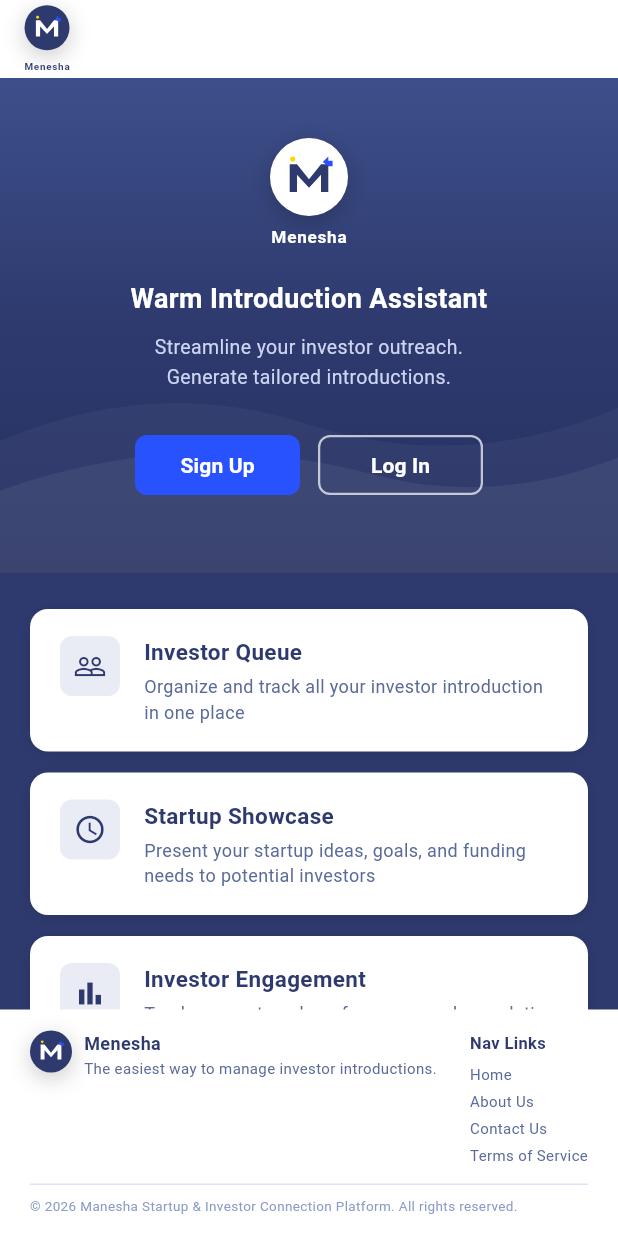
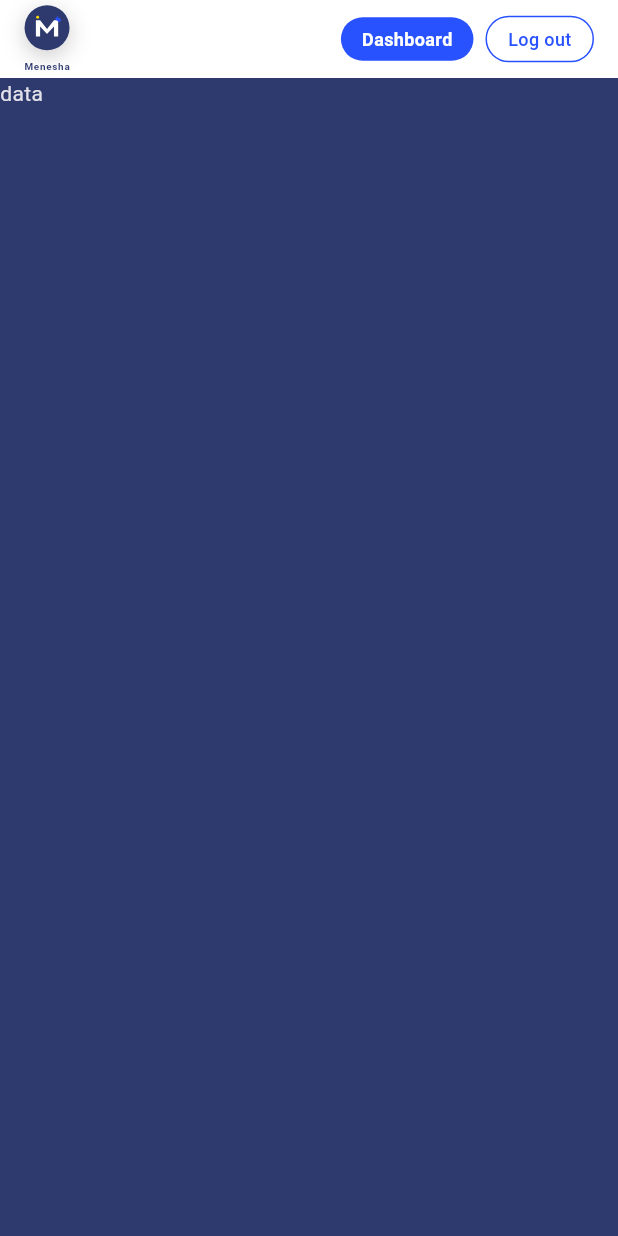
Before and after one commit to Nati-Hab1/mobile-final-project, a Flutter app: the screen it shows after launch, after a tap on "Contact Us", on a phone screen of 412 x 824 dp. Run offline on Flutter 3.47's test engine with Material 3 defaults, Android fonts, the phone set to English and light mode, and no system bars; our stand-ins replace go_router.

Commit message:
Add routing for footer links and fixed the folder structure

```diff
--- a/lib/core/routing/app_router.dart
+++ b/lib/core/routing/app_router.dart
@@ -8,6 +8,7 @@ import 'package:menesha/features/auth/screens/splash_screen.dart';
 import 'package:menesha/features/auth/screens/role_selection.dart';
 import 'package:menesha/features/common/screens/about_us.dart';
 import 'package:menesha/features/common/screens/terms.dart';
+import 'package:menesha/features/common/screens/contact_us.dart';
 
 final GoRouter appRouter = GoRouter(
   initialLocation: '/',
@@ -53,6 +54,11 @@ final GoRouter appRouter = GoRouter(
       name: 'terms',
       builder: (context, state) => const Terms(),
     ),
+    GoRoute(
+      path: '/contact_us',
+      name: 'contactUs',
+      builder: (context, state) => const ContactUs(),
+    ),
   ],
   errorBuilder: (context, state) => Scaffold(
     backgroundColor: const Color(0xFF2E3A6E),
--- a/lib/core/theme/app_theme.dart
+++ b/lib/core/theme/app_theme.dart
@@ -60,8 +60,7 @@ class AppTheme {
         seedColor: AppColors.accentBlue,
         brightness: Brightness.dark,
       ),
-      scaffoldBackgroundColor:
-          AppColors.backgroundDark,
+      scaffoldBackgroundColor: AppColors.backgroundDark,
       fontFamily: 'Roboto',
     );
   }
--- a/lib/features/common/screens/app_footer.dart
+++ b/lib/core/widgets/common/app_footer.dart
@@ -1,7 +1,7 @@
 import 'package:flutter/material.dart';
 import 'package:go_router/go_router.dart';
 import 'package:menesha/core/theme/app_theme.dart';
-import 'package:menesha/features/common/screens/app_logo.dart';
+import 'package:menesha/core/widgets/common/app_logo.dart';
 
 /// Fixed footer — white background, compact height.
 class AppFooter extends StatelessWidget {
@@ -15,31 +15,27 @@ class AppFooter extends StatelessWidget {
           horizontal: 20, vertical: 14),
       child: Column(
         mainAxisSize: MainAxisSize.min,
-        crossAxisAlignment:
-            CrossAxisAlignment.start,
+        crossAxisAlignment: CrossAxisAlignment.start,
         children: [
           Row(
-            crossAxisAlignment:
-                CrossAxisAlignment.start,
+            crossAxisAlignment: CrossAxisAlignment.start,
             children: [
               const AppLogo(
                   size: 28,
                   showLabel: false,
                   darkBackground: false),
               const SizedBox(width: 8),
-              Expanded(
+              const Expanded(
                 child: Column(
                   crossAxisAlignment:
                       CrossAxisAlignment.start,
                   mainAxisSize: MainAxisSize.min,
-                  children: const [
+                  children: [
                     Text(
                       'Menesha',
                       style: TextStyle(
-                        color: AppColors
-                            .backgroundDark,
-                        fontWeight:
-                            FontWeight.w700,
+                        color: AppColors.backgroundDark,
+                        fontWeight: FontWeight.w700,
                         fontSize: 12,
                       ),
                     ),
@@ -64,8 +60,7 @@ class AppFooter extends StatelessWidget {
                   const Text(
                     'Nav Links',
                     style: TextStyle(
-                      color: AppColors
-                          .backgroundDark,
+                      color: AppColors.backgroundDark,
                       fontWeight: FontWeight.w700,
                       fontSize: 11,
                     ),
@@ -73,17 +68,22 @@ class AppFooter extends StatelessWidget {
                   const SizedBox(height: 4),
                   _FooterLink(
                       label: 'Home',
-                      onTap: () =>
-                          context.go('/guest')),
+                      onTap: () => context.go('/guest')),
                   _FooterLink(
                       label: 'About Us',
-                      onTap: () {}),
+                      onTap: () {
+                        context.pushNamed("aboutUs");
+                      }),
                   _FooterLink(
                       label: 'Contact Us',
-                      onTap: () {}),
+                      onTap: () {
+                        context.pushNamed("contactUs");
+                      }),
                   _FooterLink(
                       label: 'Terms of Service',
-                      onTap: () {}),
+                      onTap: () {
+                        context.pushNamed("terms");
+                      }),
                 ],
               ),
             ],
@@ -119,13 +119,11 @@ class _FooterLink extends StatelessWidget {
     return GestureDetector(
       onTap: onTap,
       child: Padding(
-        padding: const EdgeInsets.symmetric(
-            vertical: 2),
+        padding: const EdgeInsets.symmetric(vertical: 2),
         child: Text(
           label,
           style: const TextStyle(
-              color: Color(0xFF5A6A9A),
-              fontSize: 10),
+              color: Color(0xFF5A6A9A), fontSize: 10),
         ),
       ),
     );
--- /dev/null
+++ b/lib/features/common/screens/contact_us.dart
@@ -0,0 +1,62 @@
+import 'package:flutter/material.dart';
+import 'package:go_router/go_router.dart';
+import 'package:menesha/core/widgets/home/user_header.dart';
+import 'package:menesha/core/widgets/home/guest_header.dart';
+import 'package:menesha/core/theme/app_theme.dart';
+
+class ContactUs extends StatelessWidget {
+  const ContactUs({super.key});
+
+  @override
+  Widget build(BuildContext context) {
+    return Scaffold(
+      appBar: GuestHeader(
+        actions: [
+          GestureDetector(
+            onTap: () => context.go('/role-selection'),
+            child: Container(
+              padding: const EdgeInsets.symmetric(
+                  horizontal: 14, vertical: 6),
+              decoration: BoxDecoration(
+                color: AppColors.accentBlueBright,
+                borderRadius: BorderRadius.circular(16),
+              ),
+              child: const Text(
+                'Dashboard',
+                style: TextStyle(
+                  color: Colors.white,
+                  fontSize: 12,
+                  fontWeight: FontWeight.w600,
+                ),
+              ),
+            ),
+          ),
+          const SizedBox(width: 8),
+          GestureDetector(
+            onTap: () => context.go('/guest'),
+            child: Container(
+              padding: const EdgeInsets.symmetric(
+                  horizontal: 14, vertical: 6),
+              decoration: BoxDecoration(
+                border: Border.all(
+                    color: AppColors.accentBlueBright),
+                borderRadius: BorderRadius.circular(16),
+              ),
+              child: Text(
+                'Log out',
+                style: TextStyle(
+                  color: AppColors.accentBlueBright,
+                  fontSize: 12,
+                  fontWeight: FontWeight.w500,
+                ),
+              ),
+            ),
+          ),
+        ],
+      ),
+      body: Container(
+        child: const Text("data"),
+      ),
+    );
+  }
+}
```
Also changed, not shown: lib/core/widgets/home/guest_header.dart (renamed from lib/features/common/screens/guest_header.dart, +4 -5 lines), lib/core/widgets/home/user_header.dart (renamed from lib/features/common/screens/user_header.dart, +14 -27 lines), lib/features/auth/screens/login.dart (+31 -50 lines), lib/features/auth/screens/role_selection.dart (+3 -4 lines), lib/features/auth/screens/signup.dart (+34 -54 lines), lib/features/auth/screens/splash_screen.dart (+11 -20 lines), lib/features/common/screens/about_us.dart (+27 -27 lines), lib/features/guest/screens/guest_dashboard.dart (+22 -37 lines), lib/features/home/screens/user_home.dart (+15 -25 lines), lib/core/widgets/auth/auth_text_field.dart (renamed from lib/features/common/screens/auth_text_field.dart), lib/core/widgets/common/app_logo.dart (renamed from lib/features/common/screens/app_logo.dart), lib/core/widgets/common/primary_button.dart (renamed from lib/features/common/screens/primary_button.dart), lib/core/widgets/common/wavy_background.dart (renamed from lib/features/common/screens/wavy_background.dart), lib/core/widgets/home/feature_card.dart (renamed from lib/features/common/screens/feature_card.dart).
